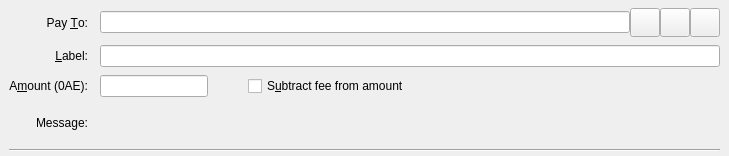
First picture: the form in src/qt/forms/sendcoinsentry.ui, repository Ankh-Trust/electrum-core, before the edit.
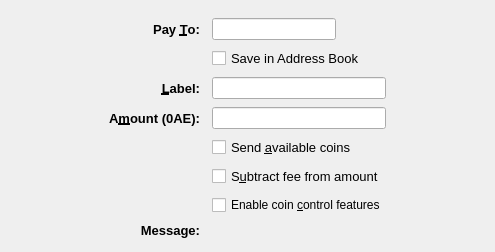
Second picture: the form after the edit. Icons and pictures are not drawn. Custom widgets are drawn as their Qt base class.

```diff
--- a/src/qt/forms/sendcoinsentry.ui
+++ b/src/qt/forms/sendcoinsentry.ui
@@ -2,14 +2,6 @@
 <ui version="4.0">
  <class>SendCoinsEntry</class>
  <widget class="QStackedWidget" name="SendCoinsEntry">
-  <property name="geometry">
-   <rect>
-    <x>0</x>
-    <y>0</y>
-    <width>729</width>
-    <height>156</height>
-   </rect>
-  </property>
   <property name="focusPolicy">
    <enum>Qt::TabFocus</enum>
   </property>
@@ -36,7 +28,134 @@
     <property name="verticalSpacing">
      <number>8</number>
     </property>
-    <item row="0" column="1">
+    <item row="1" column="0">
+     <spacer name="horizontalSpacer">
+      <property name="orientation">
+       <enum>Qt::Horizontal</enum>
+      </property>
+      <property name="sizeType">
+       <enum>QSizePolicy::Maximum</enum>
+      </property>
+      <property name="sizeHint" stdset="0">
+       <size>
+        <width>100</width>
+        <height>20</height>
+       </size>
+      </property>
+     </spacer>
+    </item>
+    <item row="3" column="2">
+     <widget class="QLineEdit" name="addAsLabel">
+      <property name="toolTip">
+       <string>Enter a label for this address to add it to the list of used addresses</string>
+      </property>
+     </widget>
+    </item>
+    <item row="0" column="2">
+     <spacer name="verticalSpacer">
+      <property name="orientation">
+       <enum>Qt::Vertical</enum>
+      </property>
+      <property name="sizeHint" stdset="0">
+       <size>
+        <width>20</width>
+        <height>10</height>
+       </size>
+      </property>
+     </spacer>
+    </item>
+    <item row="1" column="3">
+     <spacer name="horizontalSpacer_2">
+      <property name="orientation">
+       <enum>Qt::Horizontal</enum>
+      </property>
+      <property name="sizeType">
+       <enum>QSizePolicy::Maximum</enum>
+      </property>
+      <property name="sizeHint" stdset="0">
+       <size>
+        <width>100</width>
+        <height>20</height>
+       </size>
+      </property>
+     </spacer>
+    </item>
+    <item row="12" column="2">
+     <widget class="QLabel" name="messageTextLabel">
+      <property name="toolTip">
+       <string>A message that was attached to the electrum: URI which will be stored with the transaction for your reference. Note: This message will not be sent over the Electrum network.</string>
+      </property>
+      <property name="textFormat">
+       <enum>Qt::PlainText</enum>
+      </property>
+     </widget>
+    </item>
+    <item row="1" column="1">
+     <widget class="QLabel" name="payToLabel">
+      <property name="font">
+       <font>
+        <pointsize>10</pointsize>
+        <weight>75</weight>
+        <bold>true</bold>
+       </font>
+      </property>
+      <property name="text">
+       <string>Pay &amp;To:</string>
+      </property>
+      <property name="alignment">
+       <set>Qt::AlignRight|Qt::AlignTrailing|Qt::AlignVCenter</set>
+      </property>
+      <property name="buddy">
+       <cstring>payTo</cstring>
+      </property>
+     </widget>
+    </item>
+    <item row="12" column="1">
+     <widget class="QLabel" name="messageLabel">
+      <property name="font">
+       <font>
+        <pointsize>10</pointsize>
+        <weight>75</weight>
+        <bold>true</bold>
+       </font>
+      </property>
+      <property name="text">
+       <string>Message:</string>
+      </property>
+      <property name="alignment">
+       <set>Qt::AlignRight|Qt::AlignTrailing|Qt::AlignVCenter</set>
+      </property>
+     </widget>
+    </item>
+    <item row="6" column="2">
+     <layout class="QHBoxLayout" name="horizontalLayoutAmount" stretch="0">
+      <item>
+       <widget class="ElectrumAmountField" name="payAmount">
+       </widget>
+      </item>
+     </layout>
+    </item>
+    <item row="3" column="1">
+     <widget class="QLabel" name="labellLabel">
+      <property name="font">
+       <font>
+        <pointsize>10</pointsize>
+        <weight>75</weight>
+        <bold>true</bold>
+       </font>
+      </property>
+      <property name="text">
+       <string>&amp;Label:</string>
+      </property>
+      <property name="alignment">
+       <set>Qt::AlignRight|Qt::AlignTrailing|Qt::AlignVCenter</set>
+      </property>
+      <property name="buddy">
+       <cstring>addAsLabel</cstring>
+      </property>
+     </widget>
+    </item>
+    <item row="1" column="2">
      <layout class="QHBoxLayout" name="payToLayout">
       <property name="spacing">
        <number>0</number>
@@ -49,18 +168,13 @@
        </widget>
       </item>
       <item>
-       <widget class="QToolButton" name="addressBookButton">
-        <property name="toolTip">
-         <string>Choose previously used address</string>
+       <widget class="QPushButton" name="addressBookButton">
+        <property name="icon">
+         <iconset resource="../electrum.qrc">
+          <normaloff>:/icons/address-book</normaloff>:/icons/address-book</iconset>
         </property>
-        <property name="text">
-         <string/>
-        </property>
-        <property name="iconSize">
-         <size>
-          <width>22</width>
-          <height>22</height>
-         </size>
+        <property name="flat">
+         <bool>true</bool>
         </property>
         <property name="shortcut">
          <string>Alt+A</string>
@@ -68,148 +182,124 @@
        </widget>
       </item>
       <item>
-       <widget class="QToolButton" name="pasteButton">
-        <property name="toolTip">
-         <string>Paste address from clipboard</string>
-        </property>
-        <property name="text">
-         <string/>
-        </property>
-        <property name="iconSize">
-         <size>
-          <width>22</width>
-          <height>22</height>
-         </size>
-        </property>
-        <property name="shortcut">
-         <string>Alt+P</string>
-        </property>
-       </widget>
-      </item>
-      <item>
-       <widget class="QToolButton" name="deleteButton">
-        <property name="toolTip">
-         <string>Remove this entry</string>
-        </property>
-        <property name="text">
-         <string/>
-        </property>
-        <property name="iconSize">
-         <size>
-          <width>22</width>
-          <height>22</height>
-         </size>
-        </property>
-       </widget>
-      </item>
-     </layout>
-    </item>
-    <item row="1" column="0">
-     <widget class="QLabel" name="labellLabel">
-      <property name="text">
-       <string>&amp;Label:</string>
-      </property>
-      <property name="alignment">
-       <set>Qt::AlignRight|Qt::AlignTrailing|Qt::AlignVCenter</set>
-      </property>
-      <property name="buddy">
-       <cstring>addAsLabel</cstring>
-      </property>
-     </widget>
-    </item>
-    <item row="1" column="1">
-     <widget class="QLineEdit" name="addAsLabel">
-      <property name="toolTip">
-       <string>Enter a label for this address to add it to the list of used addresses</string>
-      </property>
-     </widget>
-    </item>
-    <item row="2" column="0">
-     <widget class="QLabel" name="amountLabel">
-      <property name="text">
-       <string>A&amp;mount (0AE):</string>
-      </property>
-      <property name="alignment">
-       <set>Qt::AlignRight|Qt::AlignTrailing|Qt::AlignVCenter</set>
-      </property>
-      <property name="buddy">
-       <cstring>payAmount</cstring>
-      </property>
-     </widget>
-    </item>
-    <item row="2" column="1">
-     <layout class="QHBoxLayout" name="horizontalLayoutAmount" stretch="0,0,1">
-      <item>
-       <widget class="ElectrumAmountField" name="payAmount"/>
-      </item>
-      <item>
-       <spacer name="horizontalSpacer">
+       <spacer name="horizontalSpacer_3">
         <property name="orientation">
          <enum>Qt::Horizontal</enum>
         </property>
+        <property name="sizeType">
+         <enum>QSizePolicy::Maximum</enum>
+        </property>
         <property name="sizeHint" stdset="0">
          <size>
-          <width>40</width>
+          <width>10</width>
           <height>20</height>
          </size>
         </property>
        </spacer>
       </item>
-      <item>
-       <widget class="QCheckBox" name="checkboxSubtractFeeFromAmount">
-        <property name="maximumSize">
-         <size>
-          <width>16777215</width>
-          <height>16777215</height>
-         </size>
-        </property>
-        <property name="toolTip">
-         <string>The fee will be deducted from the amount being sent. The recipient will receive less electrums than you enter in the amount field. If multiple recipients are selected, the fee is split equally.</string>
-        </property>
-        <property name="text">
-         <string>S&amp;ubtract fee from amount</string>
-        </property>
-       </widget>
-      </item>
      </layout>
     </item>
-    <item row="3" column="0">
-     <widget class="QLabel" name="messageLabel">
-      <property name="text">
-       <string>Message:</string>
-      </property>
-      <property name="alignment">
-       <set>Qt::AlignRight|Qt::AlignTrailing|Qt::AlignVCenter</set>
-      </property>
-     </widget>
-    </item>
-    <item row="3" column="1">
-     <widget class="QLabel" name="messageTextLabel">
-      <property name="toolTip">
-       <string>A message that was attached to the electrum: URI which will be stored with the transaction for your reference. Note: This message will not be sent over the Electrum network.</string>
-      </property>
-      <property name="textFormat">
-       <enum>Qt::PlainText</enum>
-      </property>
-     </widget>
-    </item>
-    <item row="4" column="0" colspan="2">
-     <widget class="Line" name="line">
+    <item row="10" column="2">
+     <spacer name="verticalSpacer_3">
       <property name="orientation">
-       <enum>Qt::Horizontal</enum>
+       <enum>Qt::Vertical</enum>
+      </property>
+      <property name="sizeHint" stdset="0">
+       <size>
+        <width>20</width>
+        <height>10</height>
+       </size>
+      </property>
+     </spacer>
+    </item>
+    <item row="2" column="2">
+     <widget class="QCheckBox" name="addressBookCheckBox">
+      <property name="font">
+       <font>
+        <pointsize>10</pointsize>
+       </font>
+      </property>
+      <property name="text">
+       <string>Save in Address Book</string>
+      </property>
+      <property name="toolTip">
+       <string>Save this address in the address book for later reference.</string>
       </property>
      </widget>
     </item>
-    <item row="0" column="0">
-     <widget class="QLabel" name="payToLabel">
+    <item row="6" column="1">
+     <widget class="QLabel" name="amountLabel">
+      <property name="font">
+       <font>
+        <pointsize>10</pointsize>
+        <weight>75</weight>
+        <bold>true</bold>
+       </font>
+      </property>
       <property name="text">
-       <string>Pay &amp;To:</string>
+       <string>A&amp;mount (0AE):</string>
       </property>
       <property name="alignment">
        <set>Qt::AlignRight|Qt::AlignTrailing|Qt::AlignVCenter</set>
       </property>
       <property name="buddy">
-       <cstring>payTo</cstring>
+       <cstring>payAmount</cstring>
+      </property>
+      <property name="toolTip">
+       <string>How much do you want to send?</string>
+      </property>
+     </widget>
+    </item>
+    <item row="13" column="2">
+     <spacer name="verticalSpacer_2">
+      <property name="orientation">
+       <enum>Qt::Vertical</enum>
+      </property>
+      <property name="sizeHint" stdset="0">
+       <size>
+        <width>20</width>
+        <height>10</height>
+       </size>
+      </property>
+     </spacer>
+    </item>
+    <item row="7" column="2">
+     <widget class="QCheckBox" name="checkboxUseFullAmount">
+      <property name="font">
+       <font>
+        <pointsize>10</pointsize>
+       </font>
+      </property>
+      <property name="toolTip">
+       <string>Should we use all available balance to send?</string>
+      </property>
+      <property name="text">
+       <string>Send &amp;available coins</string>
+      </property>
+     </widget>
+    </item>
+    <item row="8" column="2">
+     <widget class="QCheckBox" name="checkboxSubtractFeeFromAmount">
+      <property name="font">
+       <font>
+        <pointsize>10</pointsize>
+       </font>
+      </property>
+      <property name="toolTip">
+       <string>The fee will be deducted from the amount being sent. The recipient will receive less electrums than you enter in the amount field. If multiple recipients are selected, the fee is split equally.</string>
+      </property>
+      <property name="text">
+       <string>S&amp;ubtract fee from amount</string>
+      </property>
+     </widget>
+    </item>
+    <item row="10" column="2">
+     <widget class="QCheckBox" name="checkboxCoinControl">
+      <property name="toolTip">
+       <string>Whether to show coin control features or not.</string>
+      </property>
+      <property name="text">
+       <string>Enable coin &amp;control features</string>
       </property>
      </widget>
     </item>
```
Left out of the diff: 144 changed lines with no effect on the pictures.
